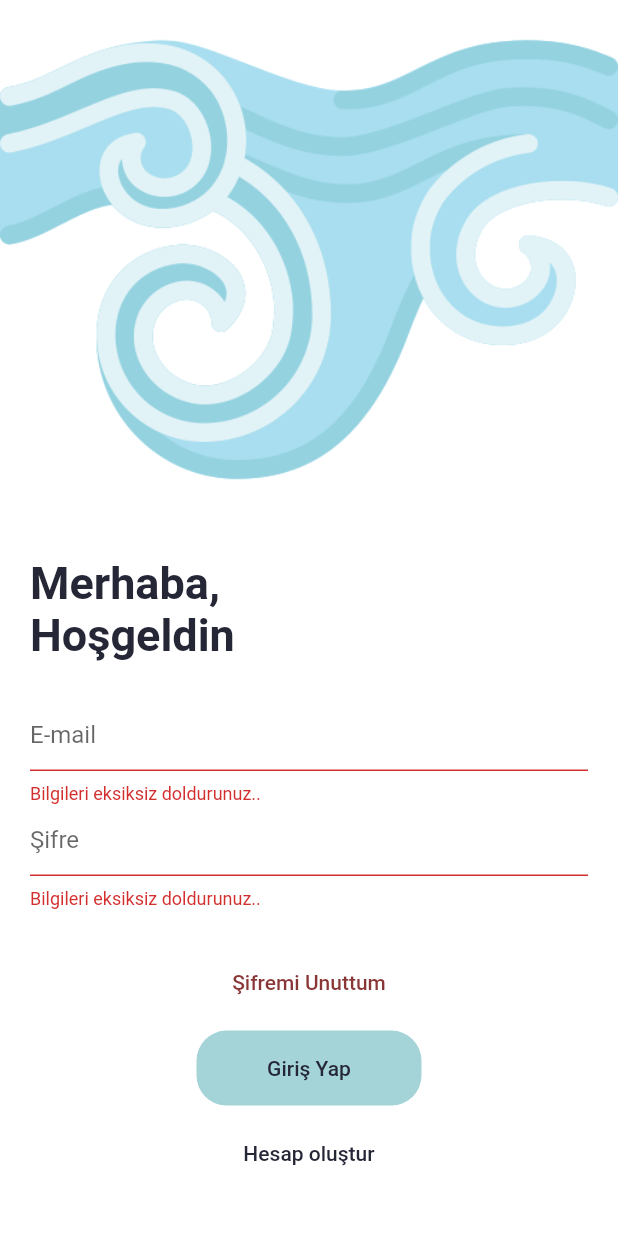
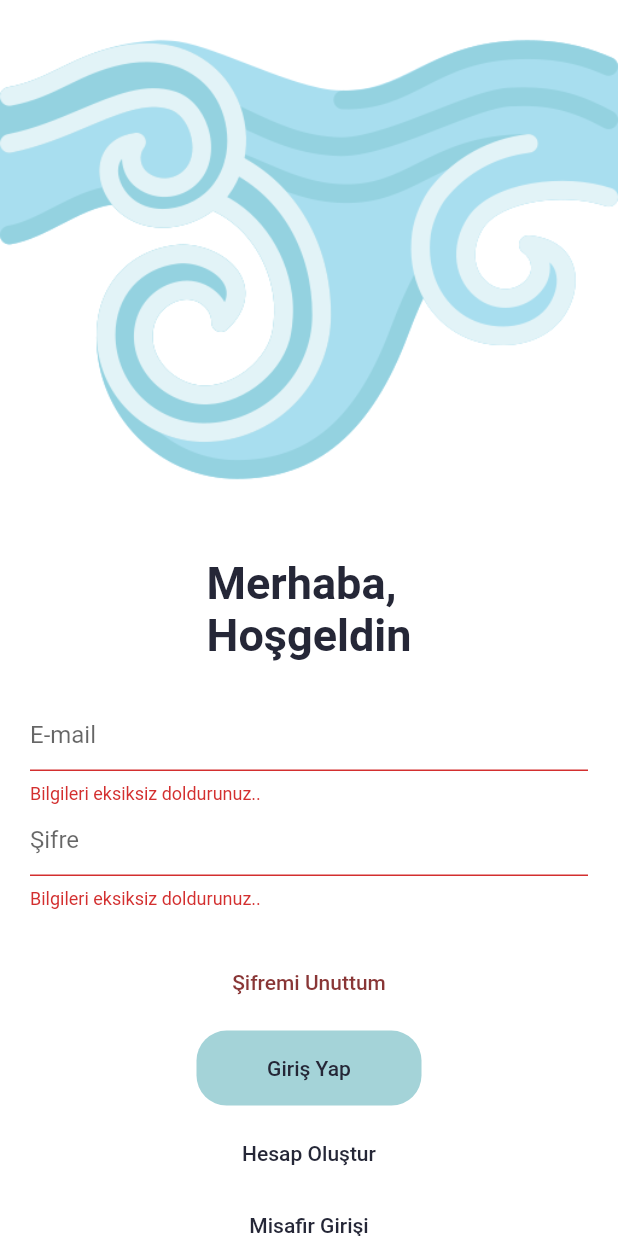
Before and after one commit to iremkryt/social_media_clone_flutter, a Flutter app: the screen it shows after launch, after a tap on "Giriş Yap", on a phone screen of 412 x 824 dp. Run offline on Flutter 3.47's test engine with Material 2 defaults, Android fonts, the phone set to English and light mode, and no system bars; our stand-ins replace firebase_auth, firebase_core; accounts and stored records are empty.

Commit message:
updated login page

```diff
--- a/social_media_clone/lib/pages/auth/login_page.dart
+++ b/social_media_clone/lib/pages/auth/login_page.dart
@@ -2,6 +2,9 @@ import 'package:firebase_auth/firebase_auth.dart';
 import 'package:flutter/material.dart';
 import 'package:flutter/src/widgets/container.dart';
 import 'package:flutter/src/widgets/framework.dart';
+import 'package:social_media_clone/pages/home_page.dart';
+import 'package:social_media_clone/service/auth_service.dart';
+import 'package:social_media_clone/widgets/custom_text_button.dart';
 
 class LoginPage extends StatefulWidget {
   const LoginPage({super.key});
@@ -15,6 +18,7 @@ class _LoginPageState extends State<LoginPage> {
   late String email, password;
   final formKey = GlobalKey<FormState>();
   final firebaseAuth = FirebaseAuth.instance;
+  final authService = AuthService();
 
   @override
   Widget build(BuildContext context) {
@@ -41,7 +45,7 @@ class _LoginPageState extends State<LoginPage> {
                 child: Form(
                   key: formKey,
                   child: Column(
-                    crossAxisAlignment: CrossAxisAlignment.start,
+                    crossAxisAlignment: CrossAxisAlignment.center,
                     children: [
                       const Text(
                         "Merhaba, \nHoşgeldin",
@@ -59,7 +63,21 @@ class _LoginPageState extends State<LoginPage> {
                       //customSizedBox(),
                       signInButton(),
                      // customSizedBox(),
-                      signUpButton(),
+                      CustomTextButton(
+                        onPressed: () => Navigator.pushNamed(context, "/signUp"),
+                        buttonText: "Hesap Oluştur",
+                      ),
+                      CustomTextButton(
+                        onPressed: () async {
+                          final result = await authService.signInAnonymous();
+                          if (result != null) {
+                            Navigator.pushReplacementNamed(context, "/homePage");
+                          } else {
+                            print("HATAAAA");
+                          }
+                        },
+                        buttonText: "Misafir Girişi",
+                      ),
                     ],
                   ),
                 ),
@@ -157,17 +175,28 @@ class _LoginPageState extends State<LoginPage> {
   void signIn() async {
         if (formKey.currentState!.validate()) {
           formKey.currentState!.save();
-          try {
-            final userResult = await firebaseAuth.signInWithEmailAndPassword(
-              email: email,
-              password: password
+          final result = await authService.signIn(email, password);
+          if (result == "success") {
+            Navigator.of(context).pushAndRemoveUntil(
+              MaterialPageRoute(builder: (context) => HomePage()),
+              (route) => false
             );
-            Navigator.pushReplacementNamed(context,"/homePage");
-            print(userResult.user!.email);
-          } catch (e) {
-            print(e.toString());
+          } else {
+            showDialog(
+              context: context,
+              builder: (context){
+                return AlertDialog(
+                  title: Text("HATA"),
+                  content: Text(result!),
+                  actions: [
+                    TextButton(onPressed: () => Navigator.pop(context),
+                    child: Text("Geri Dön")),
+                  ],
+                );
+              }
+            );
           }
-        } else {
+        //} else {
 
         }
       }
```
